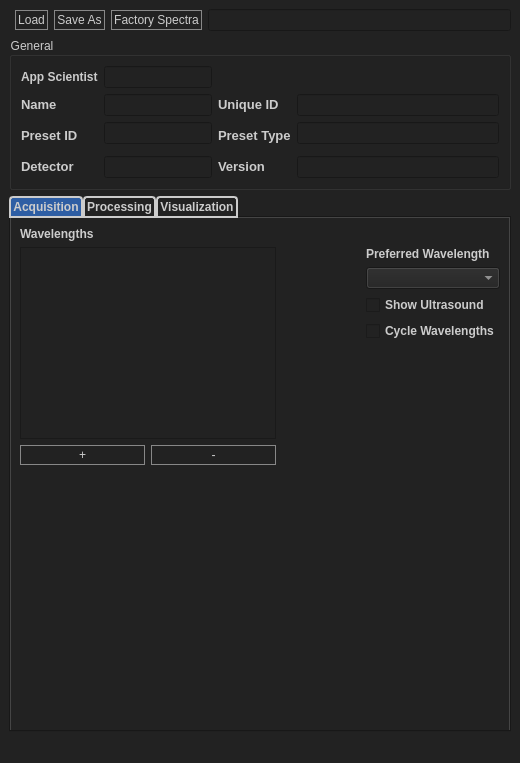
This is source/resources/preset_editor.ui in jaytreee/PresetEditor as Qt 5 draws it before an edit. The edited form follows.
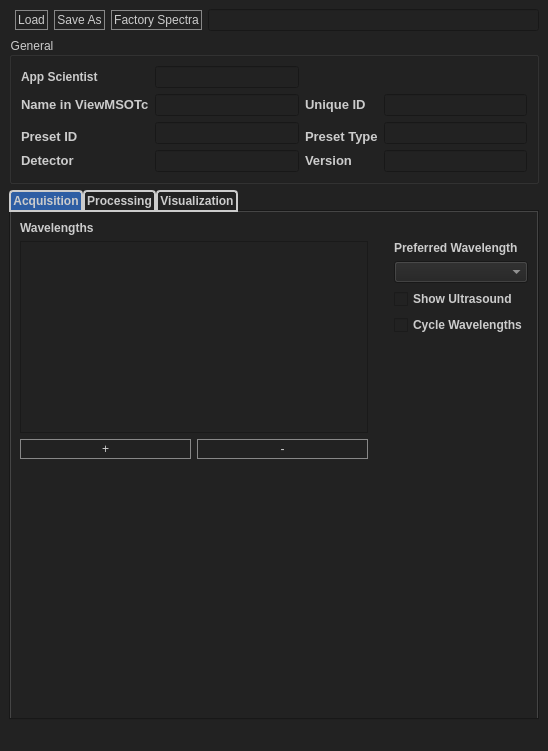
This is the edited form.

Commit message: Name to Name in ViewMSOTc  Feature #2626

The edit to the form file:
```diff
--- a/source/resources/preset_editor.ui
+++ b/source/resources/preset_editor.ui
@@ -6,8 +6,8 @@
    <rect>
     <x>0</x>
     <y>0</y>
-    <width>520</width>
-    <height>763</height>
+    <width>548</width>
+    <height>751</height>
    </rect>
   </property>
   <property name="font">
@@ -102,6 +102,12 @@
    <layout class="QGridLayout" name="gridLayout_4">
     <item row="3" column="0" rowspan="2" colspan="5">
      <widget class="QGroupBox" name="groupBox_5">
+      <property name="sizePolicy">
+       <sizepolicy hsizetype="Expanding" vsizetype="Preferred">
+        <horstretch>0</horstretch>
+        <verstretch>0</verstretch>
+       </sizepolicy>
+      </property>
       <property name="font">
        <font>
         <kerning>true</kerning>
@@ -111,7 +117,26 @@
        <string>General</string>
       </property>
       <layout class="QGridLayout" name="gridLayout_2">
-       <item row="2" column="0">
+       <item row="0" column="1">
+        <widget class="QLineEdit" name="appscientistname">
+         <property name="sizePolicy">
+          <sizepolicy hsizetype="Expanding" vsizetype="Fixed">
+           <horstretch>0</horstretch>
+           <verstretch>0</verstretch>
+          </sizepolicy>
+         </property>
+         <property name="toolTip">
+          <string>&lt;html&gt;&lt;head/&gt;&lt;body&gt;&lt;p&gt;Initials (max 3 characters)&lt;/p&gt;&lt;/body&gt;&lt;/html&gt;</string>
+         </property>
+         <property name="maxLength">
+          <number>3</number>
+         </property>
+        </widget>
+       </item>
+       <item row="1" column="1">
+        <widget class="QLineEdit" name="nameBox"/>
+       </item>
+       <item row="1" column="0">
         <widget class="QLabel" name="nameLabel">
          <property name="sizePolicy">
           <sizepolicy hsizetype="Fixed" vsizetype="Fixed">
@@ -127,41 +152,18 @@
           </font>
          </property>
          <property name="text">
-          <string>Name</string>
+          <string>Name in ViewMSOTc</string>
          </property>
         </widget>
        </item>
-       <item row="2" column="4">
+       <item row="1" column="3">
         <widget class="QLineEdit" name="PresetIDTextBox">
          <property name="enabled">
           <bool>false</bool>
          </property>
         </widget>
        </item>
-       <item row="5" column="0">
-        <widget class="QLabel" name="detektorLabel">
-         <property name="sizePolicy">
-          <sizepolicy hsizetype="Fixed" vsizetype="Fixed">
-           <horstretch>0</horstretch>
-           <verstretch>0</verstretch>
-          </sizepolicy>
-         </property>
-         <property name="font">
-          <font>
-           <pointsize>10</pointsize>
-           <weight>75</weight>
-           <bold>true</bold>
-          </font>
-         </property>
-         <property name="text">
-          <string>Detector</string>
-         </property>
-        </widget>
-       </item>
-       <item row="5" column="4">
-        <widget class="QLineEdit" name="versionTextBox"/>
-       </item>
-       <item row="2" column="3">
+       <item row="1" column="2">
         <widget class="QLabel" name="UniqueID">
          <property name="sizePolicy">
           <sizepolicy hsizetype="Fixed" vsizetype="Fixed">
@@ -184,7 +186,42 @@
          </property>
         </widget>
        </item>
-       <item row="3" column="0" rowspan="2">
+       <item row="2" column="1" rowspan="2">
+        <widget class="QLineEdit" name="presetIDBox"/>
+       </item>
+       <item row="2" column="3" rowspan="2">
+        <widget class="QLineEdit" name="PresetType">
+         <property name="enabled">
+          <bool>false</bool>
+         </property>
+         <property name="font">
+          <font>
+           <weight>50</weight>
+           <bold>false</bold>
+          </font>
+         </property>
+        </widget>
+       </item>
+       <item row="0" column="0">
+        <widget class="QLabel" name="label_14">
+         <property name="sizePolicy">
+          <sizepolicy hsizetype="Fixed" vsizetype="Preferred">
+           <horstretch>0</horstretch>
+           <verstretch>0</verstretch>
+          </sizepolicy>
+         </property>
+         <property name="font">
+          <font>
+           <weight>75</weight>
+           <bold>true</bold>
+          </font>
+         </property>
+         <property name="text">
+          <string>App Scientist</string>
+         </property>
+        </widget>
+       </item>
+       <item row="3" column="0">
         <widget class="QLabel" name="PresetIDLabel">
          <property name="sizePolicy">
           <sizepolicy hsizetype="Fixed" vsizetype="Fixed">
@@ -207,30 +244,7 @@
          </property>
         </widget>
        </item>
-       <item row="5" column="3">
-        <widget class="QLabel" name="versionLabel">
-         <property name="sizePolicy">
-          <sizepolicy hsizetype="Fixed" vsizetype="Fixed">
-           <horstretch>0</horstretch>
-           <verstretch>0</verstretch>
-          </sizepolicy>
-         </property>
-         <property name="font">
-          <font>
-           <pointsize>10</pointsize>
-           <weight>75</weight>
-           <bold>true</bold>
-          </font>
-         </property>
-         <property name="text">
-          <string>Version</string>
-         </property>
-        </widget>
-       </item>
-       <item row="2" column="1" colspan="2">
-        <widget class="QLineEdit" name="nameBox"/>
-       </item>
-       <item row="3" column="3" rowspan="2">
+       <item row="3" column="2">
         <widget class="QLabel" name="PresestTypeLabel">
          <property name="sizePolicy">
           <sizepolicy hsizetype="Fixed" vsizetype="Fixed">
@@ -253,54 +267,52 @@
          </property>
         </widget>
        </item>
-       <item row="3" column="4">
-        <widget class="QLineEdit" name="PresetType">
-         <property name="enabled">
-          <bool>false</bool>
+       <item row="4" column="0">
+        <widget class="QLabel" name="detektorLabel">
+         <property name="sizePolicy">
+          <sizepolicy hsizetype="Fixed" vsizetype="Fixed">
+           <horstretch>0</horstretch>
+           <verstretch>0</verstretch>
+          </sizepolicy>
          </property>
          <property name="font">
           <font>
-           <weight>50</weight>
-           <bold>false</bold>
-          </font>
-         </property>
-        </widget>
-       </item>
-       <item row="1" column="0">
-        <widget class="QLabel" name="label_14">
-         <property name="font">
-          <font>
+           <pointsize>10</pointsize>
            <weight>75</weight>
            <bold>true</bold>
           </font>
          </property>
          <property name="text">
-          <string>App Scientist</string>
+          <string>Detector</string>
          </property>
         </widget>
        </item>
-       <item row="3" column="1" colspan="2">
-        <widget class="QLineEdit" name="presetIDBox"/>
-       </item>
-       <item row="5" column="1" colspan="2">
+       <item row="4" column="1">
         <widget class="QLineEdit" name="detectorBox"/>
        </item>
-       <item row="1" column="1" colspan="2">
-        <widget class="QLineEdit" name="appscientistname">
+       <item row="4" column="2">
+        <widget class="QLabel" name="versionLabel">
          <property name="sizePolicy">
-          <sizepolicy hsizetype="Expanding" vsizetype="Fixed">
+          <sizepolicy hsizetype="Fixed" vsizetype="Fixed">
            <horstretch>0</horstretch>
            <verstretch>0</verstretch>
           </sizepolicy>
          </property>
-         <property name="toolTip">
-          <string>&lt;html&gt;&lt;head/&gt;&lt;body&gt;&lt;p&gt;Initials (max 3 characters)&lt;/p&gt;&lt;/body&gt;&lt;/html&gt;</string>
+         <property name="font">
+          <font>
+           <pointsize>10</pointsize>
+           <weight>75</weight>
+           <bold>true</bold>
+          </font>
          </property>
-         <property name="maxLength">
-          <number>3</number>
+         <property name="text">
+          <string>Version</string>
          </property>
         </widget>
        </item>
+       <item row="4" column="3">
+        <widget class="QLineEdit" name="versionTextBox"/>
+       </item>
       </layout>
      </widget>
     </item>
@@ -468,22 +480,6 @@
           </property>
          </widget>
         </item>
-        <item row="4" column="2">
-         <spacer name="horizontalSpacer_2">
-          <property name="orientation">
-           <enum>Qt::Horizontal</enum>
-          </property>
-          <property name="sizeType">
-           <enum>QSizePolicy::MinimumExpanding</enum>
-          </property>
-          <property name="sizeHint" stdset="0">
-           <size>
-            <width>80</width>
-            <height>20</height>
-           </size>
-          </property>
-         </spacer>
-        </item>
         <item row="2" column="3">
          <widget class="QComboBox" name="prefWLBox"/>
         </item>
```
Left out of the diff: 2 changed lines with no effect on the pictures. The commit also changes 1 other file.
